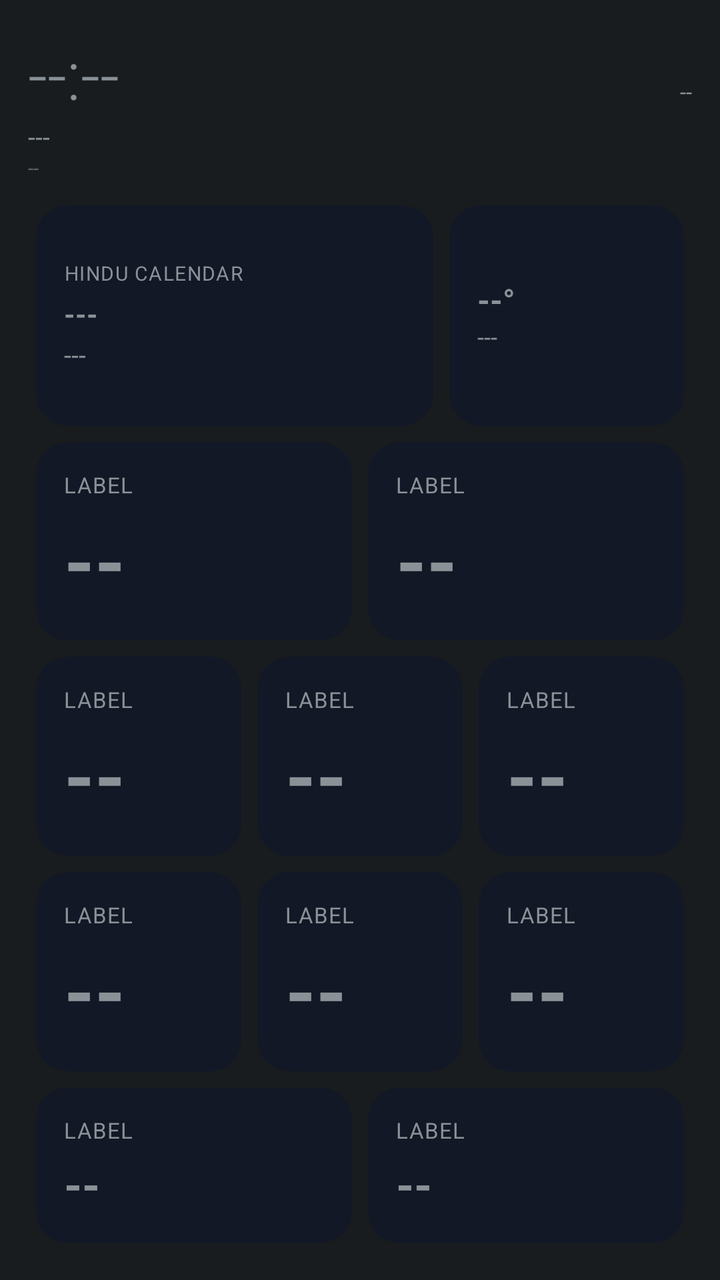
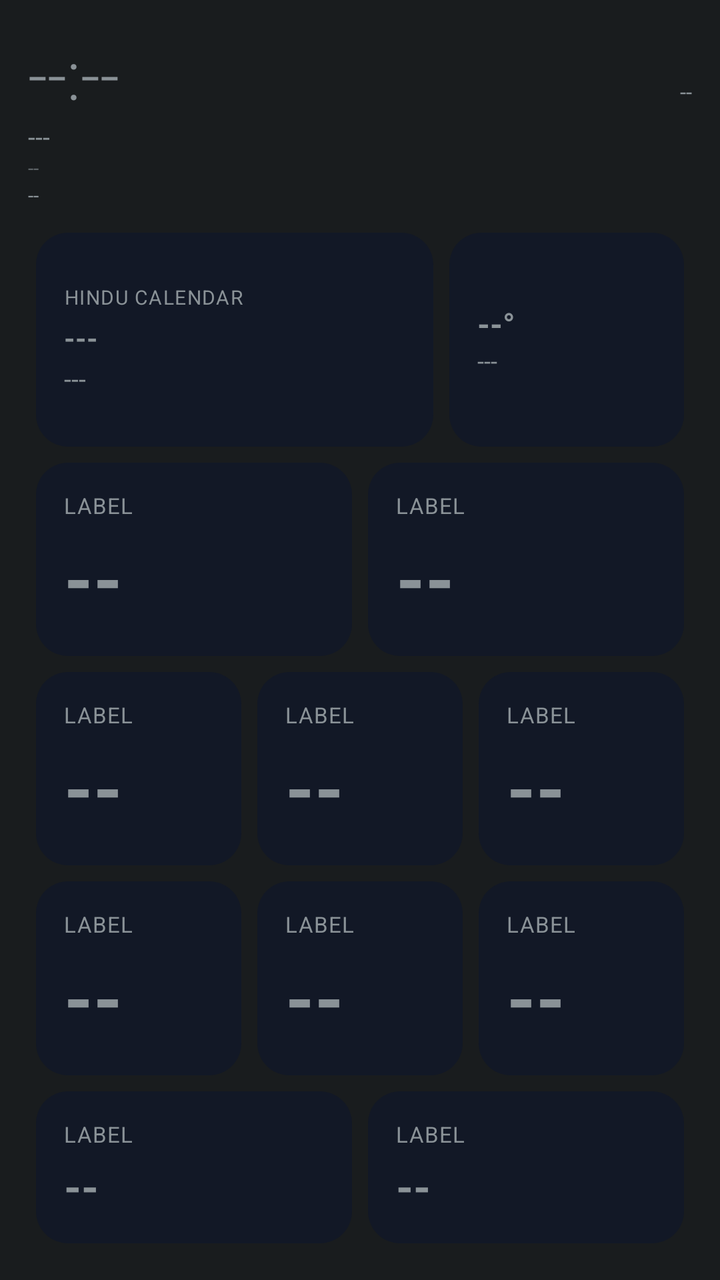

Compare the two renders of this Android layout. The source of the first and the diff that turns it into the second are given below.
<!-- AndroidManifest.xml: application theme android:Theme.DeviceDefault.NoActionBar -->
<!-- res/layout/aod_layout_bento_modern.xml -->
<?xml version="1.0" encoding="utf-8"?>
<LinearLayout xmlns:android="http://schemas.android.com/apk/res/android"
    android:id="@+id/bg_root"
    android:layout_width="match_parent"
    android:layout_height="match_parent"
    android:orientation="vertical"
    android:padding="14dp">

    <LinearLayout
        android:layout_width="match_parent"
        android:layout_height="wrap_content"
        android:orientation="horizontal">

        <TextView
            android:id="@+id/clock"
            android:layout_width="wrap_content"
            android:layout_height="wrap_content"
            android:textSize="34sp"
            android:fontFamily="sans-serif-light"
            android:text="--:--" />

        <TextView
            android:id="@+id/health_badge"
            android:layout_width="0dp"
            android:layout_height="wrap_content"
            android:layout_weight="1"
            android:layout_gravity="top"
            android:gravity="end"
            android:textSize="11sp"
            android:textAllCaps="true"
            android:text="--" />
    </LinearLayout>

    <TextView
        android:id="@+id/date"
        android:layout_width="wrap_content"
        android:layout_height="wrap_content"
        android:textSize="13sp"
        android:text="---" />

    <TextView
        android:id="@+id/perf_badge"
        android:layout_width="wrap_content"
        android:layout_height="wrap_content"
        android:textSize="10sp"
        android:alpha="0.6"
        android:text="--" />

    
    <LinearLayout
        android:layout_width="match_parent"
        android:layout_height="0dp"
        android:layout_weight="1.1"
        android:orientation="horizontal"
        android:layout_marginTop="8dp">

        <LinearLayout
            android:id="@+id/panchang_card"
            android:layout_width="0dp"
            android:layout_height="match_parent"
            android:layout_weight="1.7"
            android:layout_margin="4dp"
            android:background="@drawable/aod_card_bg_modern"
            android:orientation="vertical"
            android:gravity="center_vertical"
            android:padding="14dp">

            <TextView
                android:id="@+id/panchang_header"
                android:layout_width="wrap_content"
                android:layout_height="wrap_content"
                android:textSize="10sp"
                android:textAllCaps="true"
                android:letterSpacing="0.05"
                android:text="Hindu calendar" />

            <TextView
                android:id="@+id/panchang_tithi"
                android:layout_width="match_parent"
                android:layout_height="wrap_content"
                android:layout_marginTop="4dp"
                android:textStyle="bold"
                android:maxLines="1"
                android:autoSizeTextType="uniform"
                android:autoSizeMinTextSize="14sp"
                android:autoSizeMaxTextSize="22sp"
                android:text="---" />

            <TextView
                android:id="@+id/panchang_nakshatra"
                android:layout_width="match_parent"
                android:layout_height="wrap_content"
                android:layout_marginTop="2dp"
                android:textSize="13sp"
                android:maxLines="1"
                android:ellipsize="end"
                android:text="---" />
        </LinearLayout>

        <LinearLayout
            android:id="@+id/weather_card"
            android:layout_width="0dp"
            android:layout_height="match_parent"
            android:layout_weight="1"
            android:layout_margin="4dp"
            android:background="@drawable/aod_card_bg_modern"
            android:orientation="vertical"
            android:gravity="center_vertical"
            android:padding="14dp">

            <TextView
                android:id="@+id/weather_temp"
                android:layout_width="match_parent"
                android:layout_height="wrap_content"
                android:textStyle="bold"
                android:maxLines="1"
                android:autoSizeTextType="uniform"
                android:autoSizeMinTextSize="16sp"
                android:autoSizeMaxTextSize="28sp"
                android:text="--°" />

            <TextView
                android:id="@+id/weather_condition"
                android:layout_width="match_parent"
                android:layout_height="wrap_content"
                android:layout_marginTop="2dp"
                android:textSize="12sp"
                android:maxLines="2"
                android:text="---" />
        </LinearLayout>
    </LinearLayout>

    
    <LinearLayout
        android:layout_width="match_parent"
        android:layout_height="0dp"
        android:layout_weight="1"
        android:orientation="horizontal">
        <include layout="@layout/aod_card_stat" android:id="@+id/row0" />
        <include layout="@layout/aod_card_stat" android:id="@+id/row4" />
    </LinearLayout>

    
    <LinearLayout
        android:layout_width="match_parent"
        android:layout_height="0dp"
        android:layout_weight="1"
        android:orientation="horizontal">
        <include layout="@layout/aod_card_stat" android:id="@+id/row2" />
        <include layout="@layout/aod_card_stat" android:id="@+id/row9" />
        <include layout="@layout/aod_card_stat" android:id="@+id/row8" />
    </LinearLayout>

    
    <LinearLayout
        android:layout_width="match_parent"
        android:layout_height="0dp"
        android:layout_weight="1"
        android:orientation="horizontal">
        <include layout="@layout/aod_card_stat" android:id="@+id/row1" />
        <include layout="@layout/aod_card_stat" android:id="@+id/row5" />
        <include layout="@layout/aod_card_stat" android:id="@+id/row6" />
    </LinearLayout>

    
    <LinearLayout
        android:layout_width="match_parent"
        android:layout_height="0dp"
        android:layout_weight="0.8"
        android:orientation="horizontal">
        <include layout="@layout/aod_card_stat" android:id="@+id/row3"
            android:layout_width="0dp" android:layout_weight="2.2" />
        <include layout="@layout/aod_card_stat" android:id="@+id/row7" />
    </LinearLayout>

</LinearLayout>
<!-- res/layout/aod_card_stat.xml (included above) -->
<?xml version="1.0" encoding="utf-8"?>
<LinearLayout xmlns:android="http://schemas.android.com/apk/res/android"
    android:layout_width="0dp"
    android:layout_height="match_parent"
    android:layout_weight="1"
    android:layout_margin="4dp"
    android:background="@drawable/aod_card_bg_modern"
    android:orientation="vertical"
    android:gravity="center_vertical"
    android:padding="14dp">

    <TextView
        android:id="@+id/stat_label"
        android:layout_width="wrap_content"
        android:layout_height="wrap_content"
        android:textSize="11sp"
        android:textAllCaps="true"
        android:letterSpacing="0.03"
        android:text="Label" />

    <TextView
        android:id="@+id/stat_value"
        android:layout_width="match_parent"
        android:layout_height="0dp"
        android:layout_weight="1"
        android:layout_marginTop="4dp"
        android:gravity="center_vertical"
        android:textStyle="bold"
        android:maxLines="1"
        android:autoSizeTextType="uniform"
        android:autoSizeMinTextSize="14sp"
        android:autoSizeMaxTextSize="90sp"
        android:autoSizeStepGranularity="1sp"
        android:text="--" />

</LinearLayout>
<!-- resources referenced by this layout -->
<resources>
  <!-- drawable aod_card_bg_modern (drawable) -->
  <?xml version="1.0" encoding="utf-8"?>
  <shape xmlns:android="http://schemas.android.com/apk/res/android">
      <solid android:color="#121826" />
      <corners android:radius="16dp" />
  </shape>
</resources>

<!-- the commit's change to res/layout/aod_layout_bento_modern.xml (unified diff, before → after) -->
@@ -44,6 +44,13 @@
         android:layout_height="wrap_content"
         android:textSize="10sp"
         android:alpha="0.6"
+        android:text="--" />
+
+    <TextView
+        android:id="@+id/net_type_badge"
+        android:layout_width="wrap_content"
+        android:layout_height="wrap_content"
+        android:textSize="10sp"
         android:text="--" />
 
     
